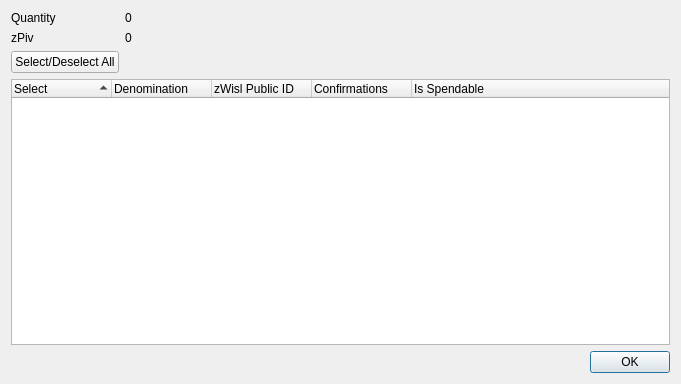
The window that src/qt/forms/zwislcontroldialog.ui (WhistleAI/PIVX) describes before a commit, drawn with Qt 5.
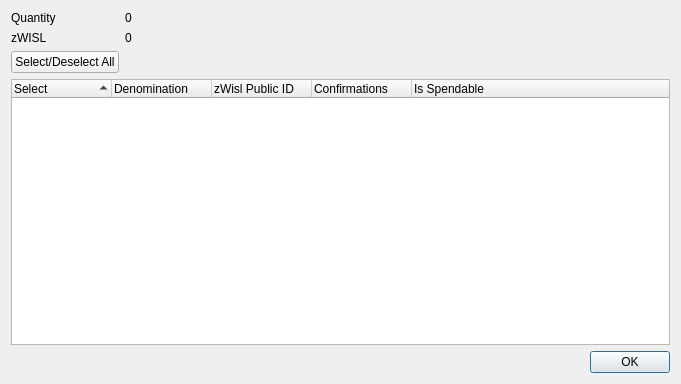
The same window after the commit.

Patch:
```diff
--- a/src/qt/forms/zwislcontroldialog.ui
+++ b/src/qt/forms/zwislcontroldialog.ui
@@ -42,7 +42,7 @@
      <item row="1" column="0">
       <widget class="QLabel" name="labelZPiv">
        <property name="text">
-        <string>zPiv</string>
+        <string>zWISL</string>
        </property>
       </widget>
      </item>
```
Left out of the diff: 4 changed lines with no effect on the pictures.
